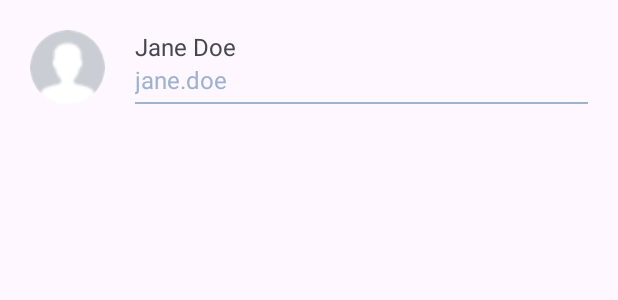
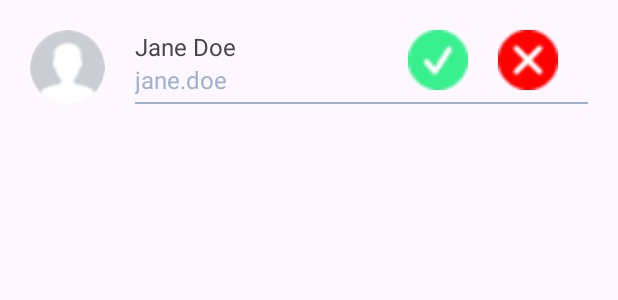
Before and after one commit to kumsia-bangkit/kumsia-app, an Android app: the layout item_friend_req.xml on its own in the app's theme, with its tools: preview values and no code run, on a phone screen of 412 x 824 dp. Shown: the top 300 px of the screen. Run offline under Robolectric (Android 15) with nearby library versions, the phone set to English and light mode, and no system bars.

Commit message:
feat: add friend request page

```diff
--- a/app/src/main/AndroidManifest.xml
+++ b/app/src/main/AndroidManifest.xml
@@ -28,6 +28,9 @@
             android:name=".view.individual.IndividualActivity"
             android:exported="true" />
         <activity
+            android:name=".view.individual.home.IndividualFriendRequest"
+            android:exported="false" />
+        <activity
             android:name=".view.auth.OrganizationRegisterActivity"
             android:exported="false" />
         <activity
--- a/app/src/main/java/com/dicoding/kumsiaapp/view/individual/home/IndividualFriendRequestFragment.kt
+++ /dev/null
@@ -1,4 +0,0 @@
-package com.dicoding.kumsiaapp.view.individual.home
-
-class IndividualFriendRequestFragment {
-}
--- a/app/src/main/res/layout/item_friend_req.xml
+++ b/app/src/main/res/layout/item_friend_req.xml
@@ -35,6 +35,26 @@
         app:layout_constraintStart_toEndOf="@id/profile_image"
         app:layout_constraintTop_toBottomOf="@id/individual_name"/>
 
+    <ImageView
+        android:contentDescription="@string/reject_friend_request"
+        android:id="@+id/reject_button"
+        android:layout_width="40dp"
+        android:layout_height="40dp"
+        android:src="@drawable/ic_friendreq_reject"
+        app:layout_constraintEnd_toEndOf="parent"
+        app:layout_constraintTop_toTopOf="@id/individual_name"
+        android:layout_marginEnd="40dp"/>
+
+    <ImageView
+        android:contentDescription="@string/accept_friend_request"
+        android:id="@+id/accept_button"
+        android:layout_width="40dp"
+        android:layout_height="40dp"
+        android:src="@drawable/ic_friendreq_accept"
+        app:layout_constraintEnd_toStartOf="@id/reject_button"
+        app:layout_constraintTop_toTopOf="@id/individual_name"
+        android:layout_marginEnd="20dp"/>
+
     <View
         android:id="@+id/view"
         android:layout_width="0dp"
--- a/app/src/main/res/values/strings.xml
+++ b/app/src/main/res/values/strings.xml
@@ -32,6 +32,9 @@
     <string name="individual_id">jane.doe</string>
     <string name="upcoming_event">Upcoming Event</string>
     <string name="my_friends">My Friends</string>
+    <string name="friend_req">Friend Requests</string>
+    <string name="reject_friend_request">Reject Friend Request</string>
+    <string name="accept_friend_request">Accept Friend Request</string>
     <string name="organization_name">Organization Name</string>
     <string name="upcoming_social_events">Upcoming Social Events</string>
     <string name="event_photo">Event photo</string>
```
Also changed, not shown: app/src/main/java/com/dicoding/kumsiaapp/utils/FriendReqAdapter.kt (added, +41 -0 lines), app/src/main/java/com/dicoding/kumsiaapp/view/individual/home/IndividualFriendRequest.kt (added, +38 -0 lines), app/src/main/java/com/dicoding/kumsiaapp/view/individual/home/IndividualHomeFragment.kt (+15 -0 lines), app/src/main/res/layout/activity_friend_req.xml (added, +40 -0 lines), app/src/main/res/drawable/ic_friendreq_accept.png (added), app/src/main/res/drawable/ic_friendreq_reject.png (added).
